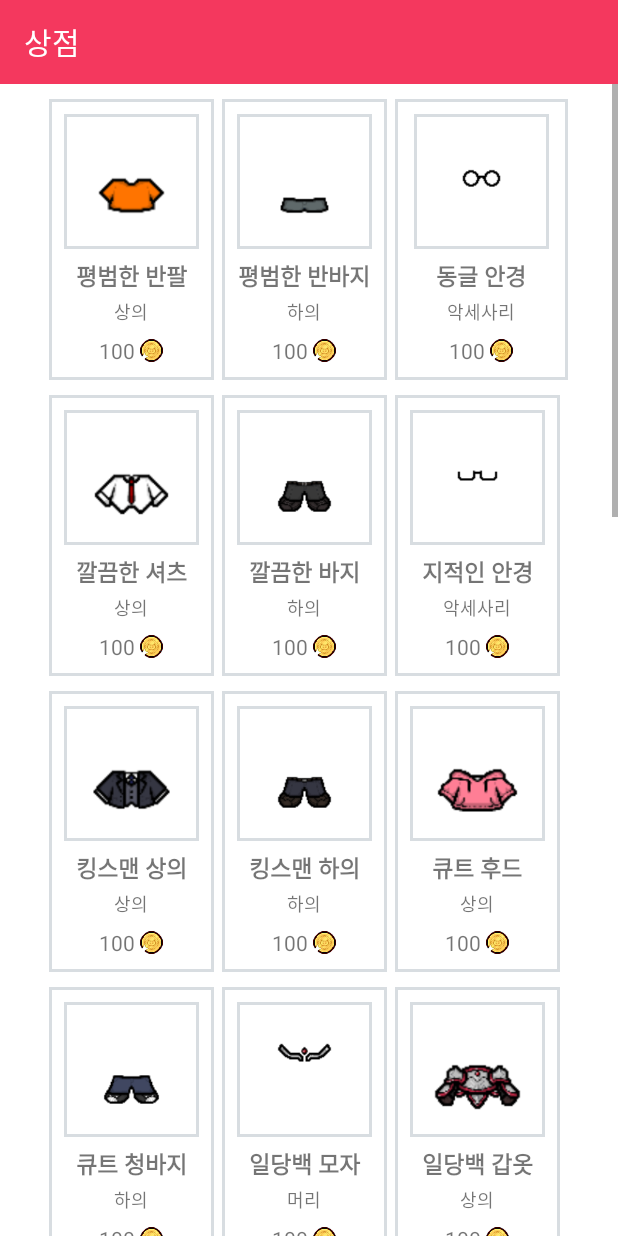
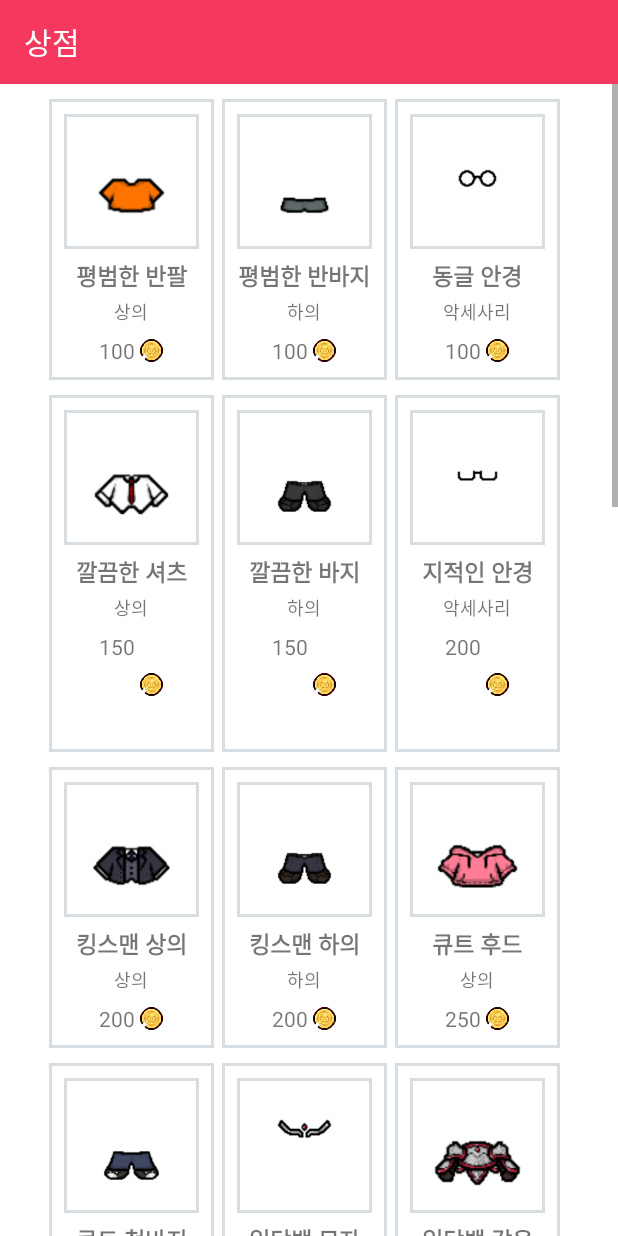
Before and after one commit to kujamin/IDoWeDO_1004, an Android app: the layout activity_store.xml on its own in the app's theme, with its tools: preview values and no code run, on a phone screen of 412 x 824 dp. Run offline under Robolectric (Android 15) with nearby library versions, the phone set to English and light mode, and no system bars.

```diff
--- a/app/src/main/java/com/example/firstproject3/bottom_fragment/Fragment_Character.java
+++ b/app/src/main/java/com/example/firstproject3/bottom_fragment/Fragment_Character.java
@@ -131,7 +131,7 @@ public class Fragment_Character extends Fragment {
                                         maxExp += 10;
                                         documentReference.update("maxExp",maxExp+"");
                                         documentReference.update("level",level+"");
-                                        documentReference.update("coin",String.valueOf(coin+20));
+                                        documentReference.update("coin",String.valueOf(coin+5));
                                         documentReference.update("heart","5");
                                         documentReference.update("exp",currentExp+"");
                                         getActivity().startActivity(new Intent(getActivity(), LevelupActivity.class));
--- a/app/src/main/res/layout/activity_levelup.xml
+++ b/app/src/main/res/layout/activity_levelup.xml
@@ -89,7 +89,7 @@
                 android:layout_width="match_parent"
                 android:layout_height="match_parent"
                 android:gravity="center"
-                android:text="+          20"
+                android:text="+         5"
                 android:fontFamily="@font/nanumbarunpenb"
                 android:textSize="22sp"
                 android:textColor="#000"/>
--- a/app/src/main/res/layout/activity_store.xml
+++ b/app/src/main/res/layout/activity_store.xml
@@ -229,7 +229,8 @@
 
                     <FrameLayout
                         android:layout_width="match_parent"
-                        android:layout_height="match_parent">
+                        android:layout_height="match_parent"
+                        android:layout_marginRight="5dp">
 
                         <LinearLayout
                             android:id="@+id/item3"
@@ -382,7 +383,7 @@
                                     android:layout_height="wrap_content"
                                     android:layout_marginRight="3dp"
                                     android:layout_weight="2"
-                                    android:text="100" />
+                                    android:text="150" />
 
                                 <ImageView
                                     android:id="@+id/imageView15"
@@ -392,6 +393,16 @@
                                     android:layout_weight="1"
                                     android:src="@drawable/coin_export" />
                             </LinearLayout>
+
+                            <TextView
+                                android:id="@+id/textView28"
+                                android:layout_width="match_parent"
+                                android:layout_height="match_parent"
+                                android:gravity="center"
+                                android:text="SOLD\nOUT"
+                                android:textColor="#fff"
+                                android:textSize="20sp"
+                                android:textStyle="bold" />
                         </LinearLayout>
 
                         <LinearLayout
@@ -403,15 +414,6 @@
                             android:clickable="true"
                             android:visibility="invisible">
 
-                            <TextView
-                                android:id="@+id/textView28"
-                                android:layout_width="match_parent"
-                                android:layout_height="match_parent"
-                                android:gravity="center"
-                                android:text="SOLD\nOUT"
-                                android:textColor="#fff"
-                                android:textSize="20sp"
-                                android:textStyle="bold" />
                         </LinearLayout>
                     </FrameLayout>
 
@@ -472,7 +474,7 @@
                                     android:layout_height="wrap_content"
                                     android:layout_marginRight="3dp"
                                     android:layout_weight="2"
-                                    android:text="100" />
+                                    android:text="150" />
 
                                 <ImageView
                                     android:id="@+id/imageView17"
@@ -562,7 +564,7 @@
                                     android:layout_height="wrap_content"
                                     android:layout_marginRight="3dp"
                                     android:layout_weight="2"
-                                    android:text="100" />
+                                    android:text="200" />
 
                                 <ImageView
                                     android:id="@+id/imageView19"
@@ -661,7 +663,7 @@
                                     android:layout_height="wrap_content"
                                     android:layout_marginRight="3dp"
                                     android:layout_weight="2"
-                                    android:text="100" />
+                                    android:text="200" />
 
                                 <ImageView
                                     android:id="@+id/imageView35"
@@ -751,7 +753,7 @@
                                     android:layout_height="wrap_content"
                                     android:layout_marginRight="3dp"
                                     android:layout_weight="2"
-                                    android:text="100" />
+                                    android:text="200" />
 
                                 <ImageView
                                     android:id="@+id/imageView40"
@@ -840,7 +842,7 @@
                                     android:layout_height="wrap_content"
                                     android:layout_marginRight="3dp"
                                     android:layout_weight="2"
-                                    android:text="100" />
+                                    android:text="250" />
 
                                 <ImageView
                                     android:id="@+id/imageView45"
@@ -941,7 +943,7 @@
                                     android:layout_height="wrap_content"
                                     android:layout_marginRight="3dp"
                                     android:layout_weight="2"
-                                    android:text="100" />
+                                    android:text="250" />
 
                                 <ImageView
                                     android:id="@+id/imageView50"
@@ -1031,7 +1033,7 @@
                                     android:layout_height="wrap_content"
                                     android:layout_marginRight="3dp"
                                     android:layout_weight="2"
-                                    android:text="100" />
+                                    android:text="300" />
 
                                 <ImageView
                                     android:id="@+id/imageView55"
@@ -1120,7 +1122,7 @@
                                     android:layout_height="wrap_content"
                                     android:layout_marginRight="3dp"
                                     android:layout_weight="2"
-                                    android:text="100" />
+                                    android:text="450" />
 
                                 <ImageView
                                     android:id="@+id/imageView60"
@@ -1221,7 +1223,7 @@
                                     android:layout_height="wrap_content"
                                     android:layout_marginRight="3dp"
                                     android:layout_weight="2"
-                                    android:text="100" />
+                                    android:text="400" />
 
                                 <ImageView
                                     android:id="@+id/imageView500"
@@ -1311,7 +1313,7 @@
                                     android:layout_height="wrap_content"
                                     android:layout_marginRight="3dp"
                                     android:layout_weight="2"
-                                    android:text="100" />
+                                    android:text="300" />
 
                                 <ImageView
                                     android:id="@+id/imageView515"
@@ -1400,7 +1402,7 @@
                                     android:layout_height="wrap_content"
                                     android:layout_marginRight="3dp"
                                     android:layout_weight="2"
-                                    android:text="100" />
+                                    android:text="550" />
 
                                 <ImageView
                                     android:id="@+id/imageView630"
@@ -1500,7 +1502,7 @@
                                     android:layout_height="wrap_content"
                                     android:layout_marginRight="3dp"
                                     android:layout_weight="2"
-                                    android:text="100" />
+                                    android:text="400" />
 
                                 <ImageView
                                     android:id="@+id/imageView007"
@@ -1590,7 +1592,7 @@
                                     android:layout_height="wrap_content"
                                     android:layout_marginRight="3dp"
                                     android:layout_weight="2"
-                                    android:text="100" />
+                                    android:text="400" />
 
                                 <ImageView
                                     android:id="@+id/imageView012"
@@ -1679,7 +1681,7 @@
                                     android:layout_height="wrap_content"
                                     android:layout_marginRight="3dp"
                                     android:layout_weight="2"
-                                    android:text="100" />
+                                    android:text="450" />
 
                                 <ImageView
                                     android:id="@+id/imageView016"
@@ -1779,7 +1781,7 @@
                                     android:layout_height="wrap_content"
                                     android:layout_marginRight="3dp"
                                     android:layout_weight="2"
-                                    android:text="100" />
+                                    android:text="350" />
 
                                 <ImageView
                                     android:id="@+id/imageView021"
@@ -1869,7 +1871,7 @@
                                     android:layout_height="wrap_content"
                                     android:layout_marginRight="3dp"
                                     android:layout_weight="2"
-                                    android:text="100" />
+                                    android:text="400" />
 
                                 <ImageView
                                     android:id="@+id/imageView025"
@@ -1958,7 +1960,7 @@
                                     android:layout_height="wrap_content"
                                     android:layout_marginRight="3dp"
                                     android:layout_weight="2"
-                                    android:text="100" />
+                                    android:text="450" />
 
                                 <ImageView
                                     android:id="@+id/imageView031"
@@ -2058,7 +2060,7 @@
                                     android:layout_height="wrap_content"
                                     android:layout_marginRight="3dp"
                                     android:layout_weight="2"
-                                    android:text="100" />
+                                    android:text="400" />
 
                                 <ImageView
                                     android:id="@+id/imageView039"
@@ -2148,7 +2150,7 @@
                                     android:layout_height="wrap_content"
                                     android:layout_marginRight="3dp"
                                     android:layout_weight="2"
-                                    android:text="100" />
+                                    android:text="400" />
 
                                 <ImageView
                                     android:id="@+id/imageView044"
@@ -2237,7 +2239,7 @@
                                     android:layout_height="wrap_content"
                                     android:layout_marginRight="3dp"
                                     android:layout_weight="2"
-                                    android:text="100" />
+                                    android:text="450" />
 
                                 <ImageView
                                     android:id="@+id/imageView047"
@@ -2337,7 +2339,7 @@
                                     android:layout_height="wrap_content"
                                     android:layout_marginRight="3dp"
                                     android:layout_weight="2"
-                                    android:text="100" />
+                                    android:text="400" />
 
                                 <ImageView
                                     android:id="@+id/imageView055"
@@ -2427,7 +2429,7 @@
                                     android:layout_height="wrap_content"
                                     android:layout_marginRight="3dp"
                                     android:layout_weight="2"
-                                    android:text="100" />
+                                    android:text="500" />
 
                                 <ImageView
                                     android:id="@+id/imageView062"
@@ -2517,7 +2519,7 @@
                                     android:layout_height="wrap_content"
                                     android:layout_marginRight="3dp"
                                     android:layout_weight="2"
-                                    android:text="100" />
+                                    android:text="500" />
 
                                 <ImageView
                                     android:id="@+id/imageView065"
@@ -2617,7 +2619,7 @@
                                     android:layout_height="wrap_content"
                                     android:layout_marginRight="3dp"
                                     android:layout_weight="2"
-                                    android:text="100" />
+                                    android:text="500" />
 
                                 <ImageView
                                     android:id="@+id/imageView071"
@@ -2707,7 +2709,7 @@
                                     android:layout_height="wrap_content"
                                     android:layout_marginRight="3dp"
                                     android:layout_weight="2"
-                                    android:text="100" />
+                                    android:text="500" />
 
                                 <ImageView
                                     android:id="@+id/imageView075"
```
